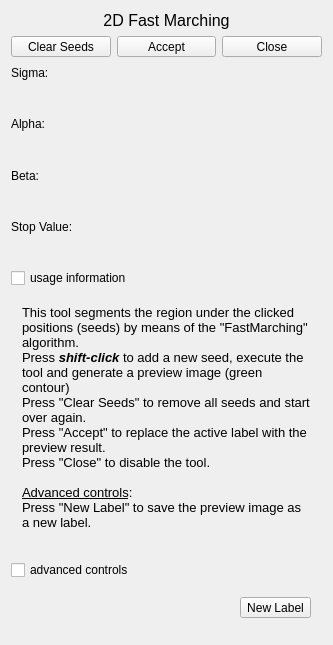
Qt form Modules/SegmentationUI/Qmitk/QmitkFastMarchingToolGUIControls.ui (MITK/MITK) before a commit.
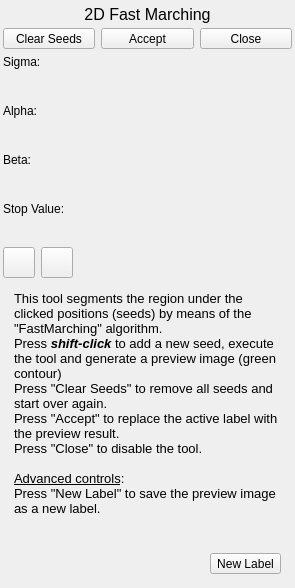
The same form after that commit. Icons and pictures are not drawn. Custom widgets are drawn as their Qt base class.

Commit message:
added tool buttons for help and advanced tools
fixed some layouts by removing vertical spacers

Patch:
```diff
--- a/Modules/SegmentationUI/Qmitk/QmitkFastMarchingToolGUIControls.ui
+++ b/Modules/SegmentationUI/Qmitk/QmitkFastMarchingToolGUIControls.ui
@@ -6,8 +6,8 @@
    <rect>
     <x>0</x>
     <y>0</y>
-    <width>333</width>
-    <height>645</height>
+    <width>295</width>
+    <height>588</height>
    </rect>
   </property>
   <property name="sizePolicy">
@@ -29,6 +29,12 @@
    <string/>
   </property>
   <layout class="QVBoxLayout" name="verticalLayout_2">
+   <property name="spacing">
+    <number>2</number>
+   </property>
+   <property name="margin">
+    <number>3</number>
+   </property>
    <item>
     <widget class="QLabel" name="label_5">
      <property name="font">
@@ -52,7 +58,7 @@
         <bool>true</bool>
        </property>
        <property name="sizePolicy">
-        <sizepolicy hsizetype="Minimum" vsizetype="Fixed">
+        <sizepolicy hsizetype="MinimumExpanding" vsizetype="Fixed">
          <horstretch>0</horstretch>
          <verstretch>0</verstretch>
         </sizepolicy>
@@ -93,7 +99,7 @@
         <bool>true</bool>
        </property>
        <property name="sizePolicy">
-        <sizepolicy hsizetype="Minimum" vsizetype="Fixed">
+        <sizepolicy hsizetype="MinimumExpanding" vsizetype="Fixed">
          <horstretch>0</horstretch>
          <verstretch>0</verstretch>
         </sizepolicy>
@@ -134,7 +140,7 @@
         <bool>true</bool>
        </property>
        <property name="sizePolicy">
-        <sizepolicy hsizetype="Minimum" vsizetype="Fixed">
+        <sizepolicy hsizetype="MinimumExpanding" vsizetype="Fixed">
          <horstretch>0</horstretch>
          <verstretch>0</verstretch>
         </sizepolicy>
@@ -328,11 +334,61 @@
     <widget class="ctkSliderWidget" name="m_slStopValue" native="true"/>
    </item>
    <item>
-    <widget class="QCheckBox" name="m_cbShowInformation">
-     <property name="text">
-      <string>usage information</string>
-     </property>
-    </widget>
+    <layout class="QHBoxLayout" name="horizontalLayout_8">
+     <item>
+      <widget class="QToolButton" name="m_pbShowInformation">
+       <property name="text">
+        <string/>
+       </property>
+       <property name="icon">
+        <iconset resource="../resources/SegmentationUI.qrc">
+         <normaloff>:/Qmitk/Help_48x48.png</normaloff>:/Qmitk/Help_48x48.png</iconset>
+       </property>
+       <property name="iconSize">
+        <size>
+         <width>24</width>
+         <height>24</height>
+        </size>
+       </property>
+       <property name="checkable">
+        <bool>true</bool>
+       </property>
+      </widget>
+     </item>
+     <item>
+      <widget class="QToolButton" name="m_pbShowAdvancedTools">
+       <property name="text">
+        <string/>
+       </property>
+       <property name="icon">
+        <iconset resource="../resources/SegmentationUI.qrc">
+         <normaloff>:/Qmitk/AdvancedTools.png</normaloff>:/Qmitk/AdvancedTools.png</iconset>
+       </property>
+       <property name="iconSize">
+        <size>
+         <width>24</width>
+         <height>24</height>
+        </size>
+       </property>
+       <property name="checkable">
+        <bool>true</bool>
+       </property>
+      </widget>
+     </item>
+     <item>
+      <spacer name="horizontalSpacer_6">
+       <property name="orientation">
+        <enum>Qt::Horizontal</enum>
+       </property>
+       <property name="sizeHint" stdset="0">
+        <size>
+         <width>40</width>
+         <height>20</height>
+        </size>
+       </property>
+      </spacer>
+     </item>
+    </layout>
    </item>
    <item>
     <widget class="QWidget" name="m_InformationWidget" native="true">
@@ -371,13 +427,6 @@
      </layout>
     </widget>
    </item>
-   <item>
-    <widget class="QCheckBox" name="m_cbShowAdvancedControls">
-     <property name="text">
-      <string>advanced controls</string>
-     </property>
-    </widget>
-   </item>
    <item>
     <widget class="QWidget" name="m_AdvancedControlsWidget" native="true">
      <layout class="QVBoxLayout" name="verticalLayout">
@@ -442,22 +491,6 @@
      </layout>
     </widget>
    </item>
-   <item>
-    <spacer name="verticalSpacer">
-     <property name="orientation">
-      <enum>Qt::Vertical</enum>
-     </property>
-     <property name="sizeType">
-      <enum>QSizePolicy::Preferred</enum>
-     </property>
-     <property name="sizeHint" stdset="0">
-      <size>
-       <width>20</width>
-       <height>5</height>
-      </size>
-     </property>
-    </spacer>
-   </item>
   </layout>
  </widget>
  <layoutdefault spacing="6" margin="11"/>
```
The commit also changes 32 other files.
